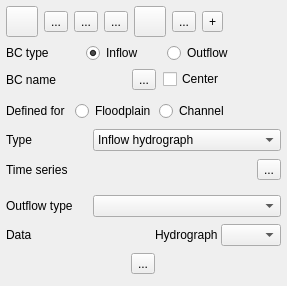
Qt form flo2d/ui/bc_editor.ui (FLO-2DSoftware/qgis-flo-2d-plugin) before a commit.
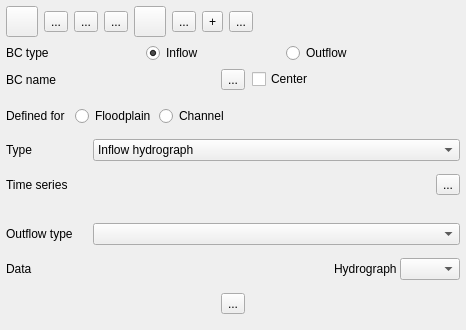
The same form after that commit. Icons and pictures are not drawn.

Diff of the .ui file:
```diff
--- a/flo2d/ui/bc_editor.ui
+++ b/flo2d/ui/bc_editor.ui
@@ -6,8 +6,8 @@
    <rect>
     <x>0</x>
     <y>0</y>
-    <width>287</width>
-    <height>286</height>
+    <width>466</width>
+    <height>330</height>
    </rect>
   </property>
   <property name="minimumSize">
@@ -174,6 +174,26 @@
        </property>
       </widget>
      </item>
+     <item>
+      <widget class="QToolButton" name="schem_bc_btn">
+       <property name="toolTip">
+        <string>Schemmatize boundary conditions</string>
+       </property>
+       <property name="text">
+        <string>...</string>
+       </property>
+       <property name="icon">
+        <iconset>
+         <normaloff>../img/schematize_bc.svg</normaloff>../img/schematize_bc.svg</iconset>
+       </property>
+       <property name="iconSize">
+        <size>
+         <width>24</width>
+         <height>24</height>
+        </size>
+       </property>
+      </widget>
+     </item>
      <item>
       <spacer name="horizontalSpacer_4">
        <property name="orientation">
```
